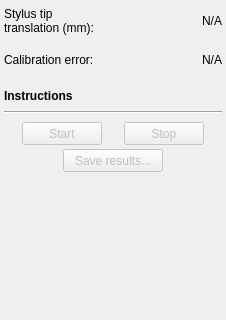
Before: the Qt Designer form PlusApp/fCal/Toolboxes/StylusCalibrationToolbox.ui in PlusToolkit/PlusApp, drawn with Qt 5; both pictures show x 0 to 226 and y 103 to 423 of the 226 by 560 pixel window.
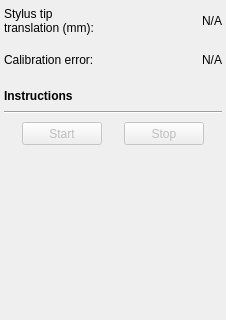
After: the same form once the commit is applied.

Commit message: Fixed #376: Toolbar added to fCal main window that contains a save configuration button (the save function was also removed from the toolboxes) and the tools button

```diff
--- a/PlusApp/fCal/Toolboxes/StylusCalibrationToolbox.ui
+++ b/PlusApp/fCal/Toolboxes/StylusCalibrationToolbox.ui
@@ -386,32 +386,6 @@
      </item>
     </layout>
    </item>
-   <item>
-    <layout class="QGridLayout" name="gridLayout">
-     <item row="0" column="0">
-      <widget class="QPushButton" name="pushButton_Save">
-       <property name="enabled">
-        <bool>false</bool>
-       </property>
-       <property name="minimumSize">
-        <size>
-         <width>100</width>
-         <height>23</height>
-        </size>
-       </property>
-       <property name="maximumSize">
-        <size>
-         <width>100</width>
-         <height>23</height>
-        </size>
-       </property>
-       <property name="text">
-        <string>Save results...</string>
-       </property>
-      </widget>
-     </item>
-    </layout>
-   </item>
    <item>
     <spacer name="verticalSpacer">
      <property name="orientation">
```
The commit also changes 16 other files.
